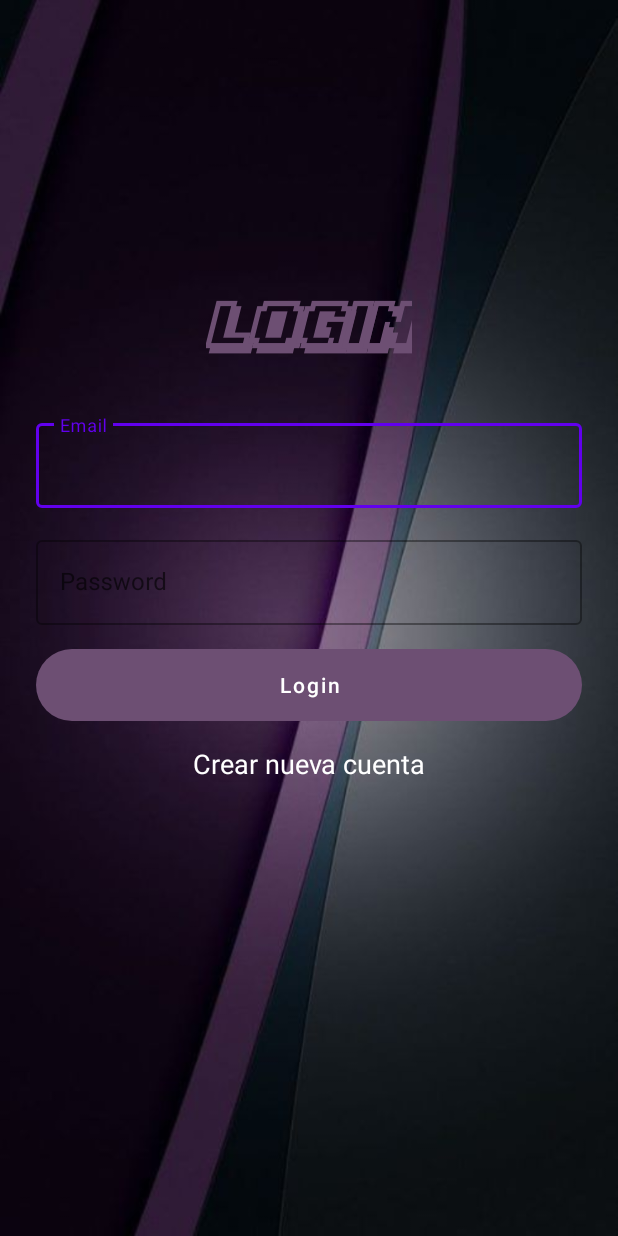
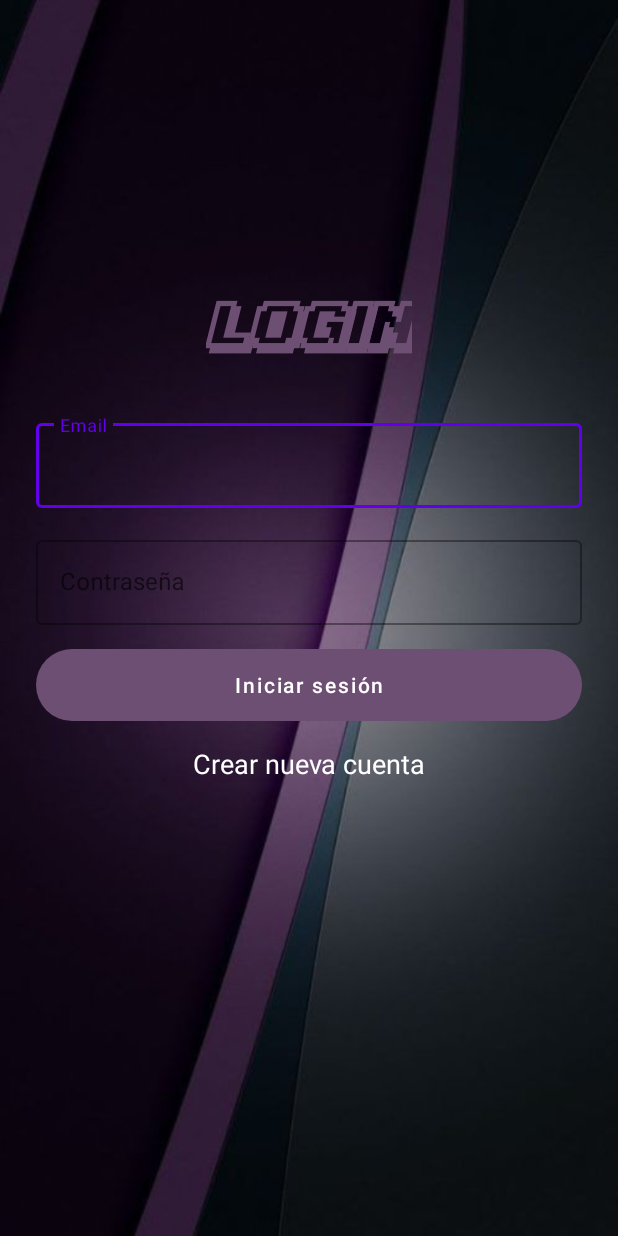
Before and after one commit to JaviAlexSoria2021/Stonks_final, an Android app: the screen it shows after launch (LoginActivity), on a phone screen of 412 x 824 dp. Run offline under Robolectric (Android 15) with nearby library versions, the phone set to English and light mode, and no system bars; our stand-ins replace Firebase (no records; nobody signed in at launch, a user with empty details on screens opened directly).

Commit message:
SOLO Falta algun comentario

```diff
--- a/app/src/main/res/layout/activity_login.xml
+++ b/app/src/main/res/layout/activity_login.xml
@@ -61,7 +61,7 @@
         <com.google.android.material.textfield.TextInputEditText
             android:layout_width="match_parent"
             android:layout_height="wrap_content"
-            android:hint="Password"
+            android:hint="Contraseña"
             android:inputType="textPassword"
             android:textColor="@color/colorWhite" />
     </com.google.android.material.textfield.TextInputLayout>
@@ -72,7 +72,7 @@
         android:layout_height="wrap_content"
         android:layout_marginTop="16dp"
         android:background="@drawable/bg_btn"
-        android:text="Login"
+        android:text="Iniciar sesión"
         android:textAllCaps="false"
         app:backgroundTint="#6D4F73"
         app:layout_constraintEnd_toEndOf="@+id/inputPassword"
--- a/app/src/main/res/layout/activity_register.xml
+++ b/app/src/main/res/layout/activity_register.xml
@@ -61,7 +61,7 @@
         <com.google.android.material.textfield.TextInputEditText
             android:layout_width="match_parent"
             android:layout_height="wrap_content"
-            android:hint="Password"
+            android:hint="Contraseña"
             android:inputType="textPassword"
             android:textColor="@color/colorWhite" />
     </com.google.android.material.textfield.TextInputLayout>
@@ -97,7 +97,7 @@
         <com.google.android.material.textfield.TextInputEditText
             android:layout_width="match_parent"
             android:layout_height="wrap_content"
-            android:hint="Confirm Password"
+            android:hint="Confirmar contraseña"
             android:inputType="textPassword"
             android:textColor="@color/colorWhite" />
     </com.google.android.material.textfield.TextInputLayout>
```
